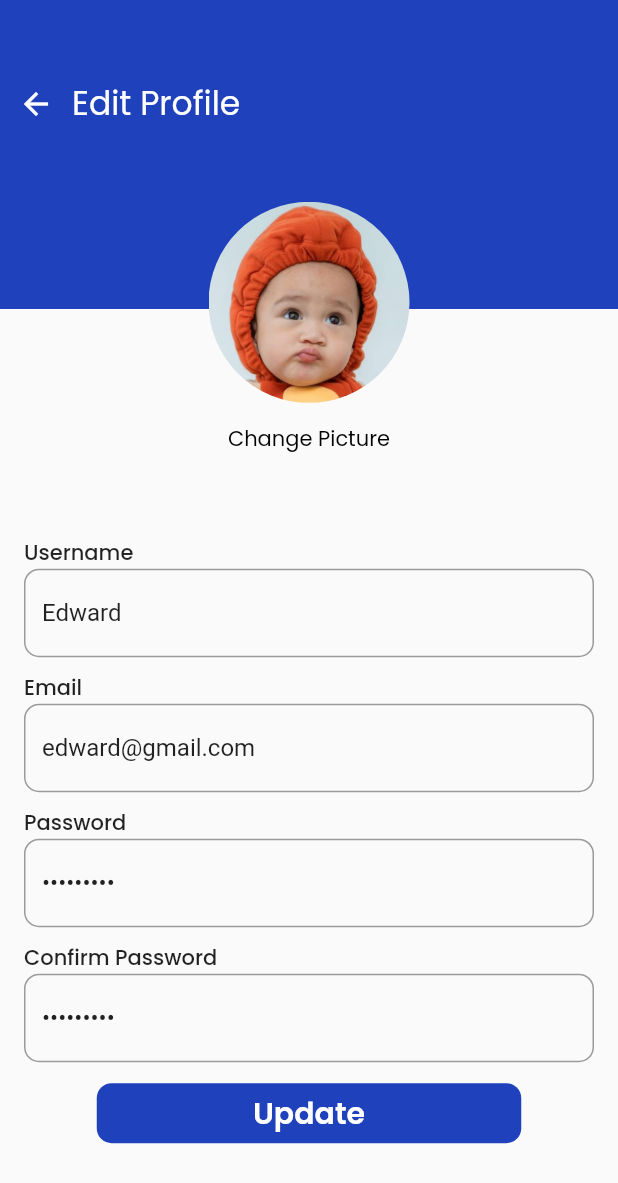
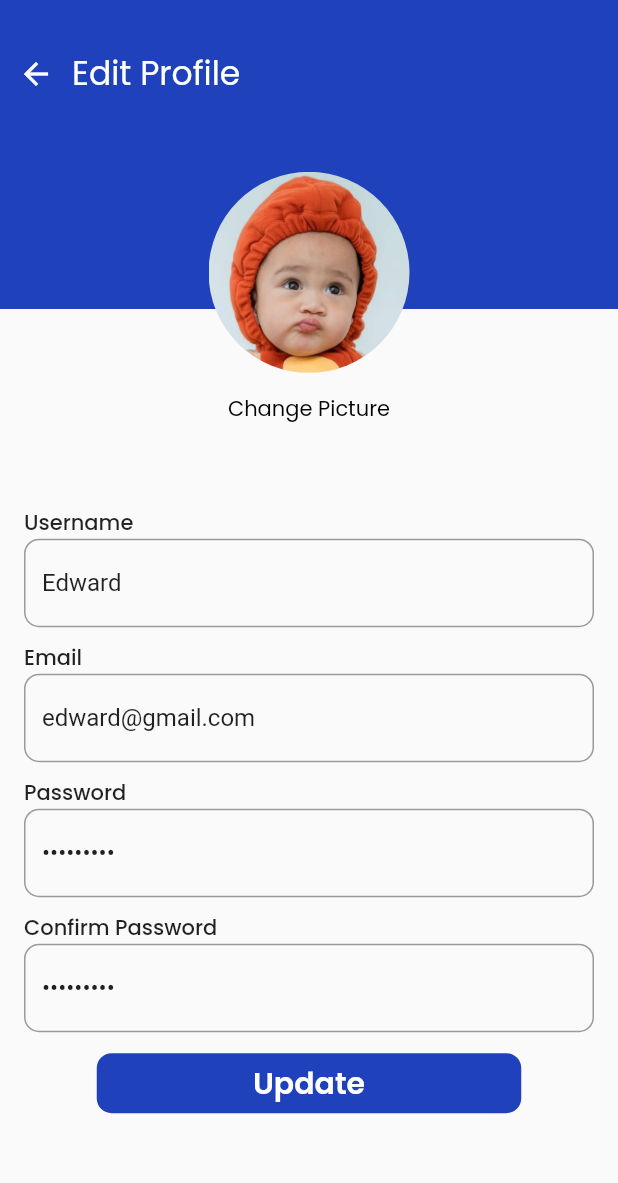
Before and after one commit to BrianMohamadSafiudin/SEPEDAKU, a Flutter app: the DashboardScreen screen opened directly, item 3 of the bottom bar chosen, after a tap on "Edit Profile", on a phone screen of 412 x 824 dp. Shown: the top 1183 px of the screen. Run offline on Flutter 3.47's test engine with Material 2 defaults, Android fonts, the phone set to English and light mode, and no system bars; our stand-ins replace animated_splash_screen, flutter_svg, google_fonts, page_transition.

Commit message:
fix: bug

```diff
--- a/lib/components/backgroundAccount.dart
+++ b/lib/components/backgroundAccount.dart
@@ -2,17 +2,30 @@ import 'package:sepedaku/components/color.dart';
 import 'package:flutter/material.dart';
 
 class BackgroundAccount extends StatelessWidget {
+  final Widget child;
   const BackgroundAccount({
     super.key,
+    required this.child,
   });
 
   @override
   Widget build(BuildContext context) {
     Size size = MediaQuery.of(context).size;
     return Container(
+      height: size.height,
       width: double.infinity,
-      height: size.height * 0.25,
-      color: primaryColor,
+      child: Stack(
+        children: [
+          Container(
+            height: size.height * 0.25,
+            color: primaryColor,
+          ),
+          Container(
+            height: size.height * 0.75,
+          ),
+          child,
+        ],
+      ),
     );
   }
 }
--- a/lib/screens/account/components/body.dart
+++ b/lib/screens/account/components/body.dart
@@ -14,11 +14,10 @@ class Body extends StatelessWidget {
   @override
   Widget build(BuildContext context) {
     Size size = MediaQuery.of(context).size;
-    return Column(
+    return BackgroundAccount(
+        child: Column(
       children: [
-        Stack(
-          children: [BackgroundAccount(), HeaderBodyAccount()],
-        ),
+        HeaderBodyAccount(),
         SizedBox(height: size.height * 0.05),
         Container(
           height: size.height * 0.5,
@@ -26,7 +25,7 @@ class Body extends StatelessWidget {
           child: MenuAccount(),
         ),
       ],
-    );
+    ));
   }
 }
 
@@ -78,8 +77,7 @@ class MenuAccount extends StatelessWidget {
         RoundedButton(
             text: 'Logout',
             press: () {
-              Navigator.push(context,
-                  MaterialPageRoute(builder: (context) {
+              Navigator.push(context, MaterialPageRoute(builder: (context) {
                 return LoginScreen();
               }));
             },
--- a/lib/screens/account/components/profile.dart
+++ b/lib/screens/account/components/profile.dart
@@ -11,15 +11,13 @@ class EditProfileScreen extends StatelessWidget {
   Widget build(BuildContext context) {
     Size size = MediaQuery.of(context).size;
     return Scaffold(
-      body: Column(
+        body: BackgroundAccount(
+      child: ListView(
         children: [
-          Stack(
-            children: [BackgroundAccount(), HeaderProfileAccount()],
-          ),
+          HeaderProfileAccount(),
           Container(
             height: size.height * 0.55,
             margin: EdgeInsets.symmetric(horizontal: 16),
-            child: SingleChildScrollView(
             child: Column(
               crossAxisAlignment: CrossAxisAlignment.center,
               children: [
@@ -57,10 +55,9 @@ class EditProfileScreen extends StatelessWidget {
               ],
             ),
           ),
-          ),
         ],
       ),
-    );
+    ));
   }
 }
 
@@ -73,7 +70,7 @@ class HeaderProfileAccount extends StatelessWidget {
   Widget build(BuildContext context) {
     Size size = MediaQuery.of(context).size;
     return Container(
-      margin: EdgeInsets.only(top: 45),
+      margin: EdgeInsets.only(top: 25),
       height: size.height * 0.38,
       child: Center(
         child: Column(
--- a/lib/screens/dashboard/components/body.dart
+++ b/lib/screens/dashboard/components/body.dart
@@ -89,7 +89,7 @@ class _BodyState extends State<Body> {
                   SizedBox(height: 11),
                   Container(
                       height: 230,
-                      width: 343,
+                      width: size.width,
                       decoration: BoxDecoration(
                           borderRadius: BorderRadius.circular(13),
                           color: Colors.white),
```
Lines whose indentation alone changed are shown as unchanged.
